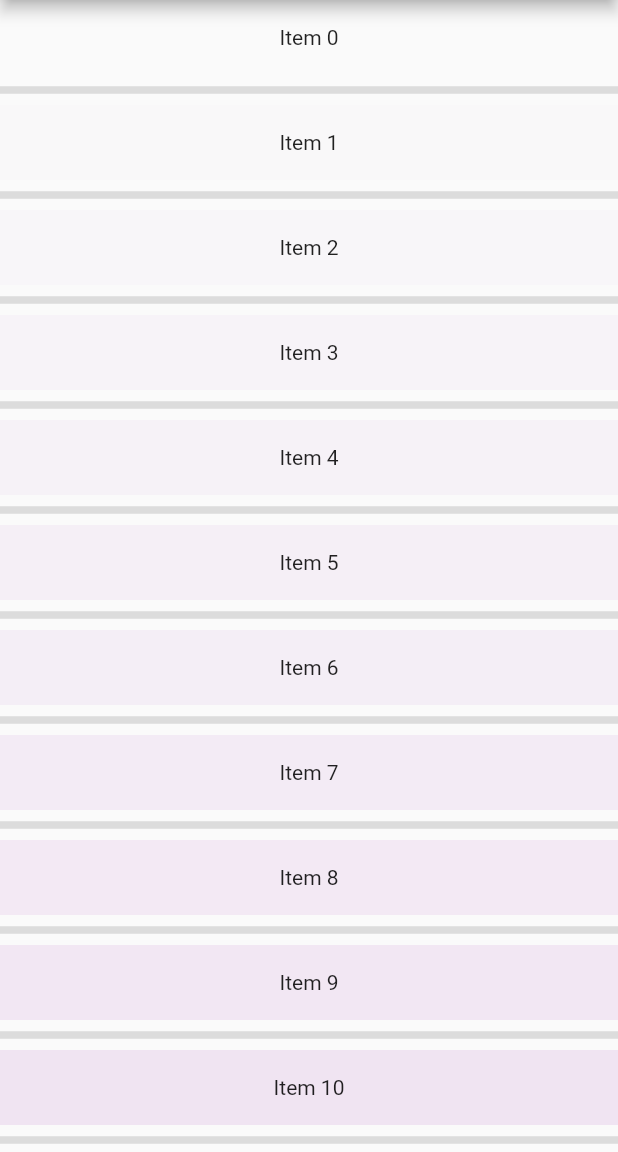
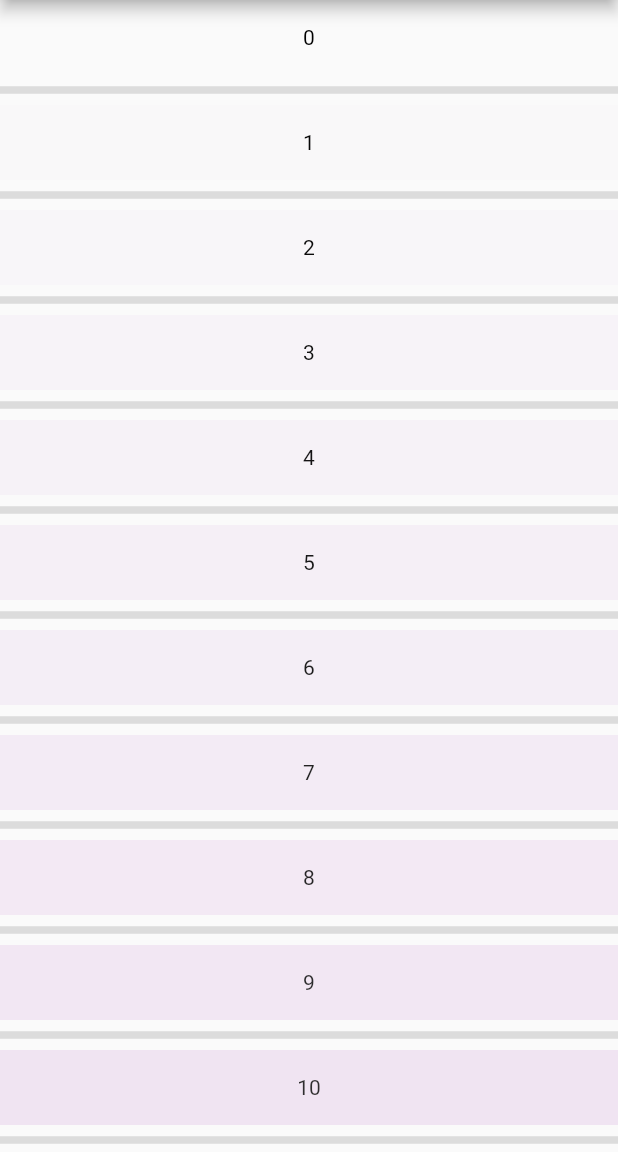
Before and after one commit to EdwardAbrosimov/06_Layout, a Flutter app: the screen it shows after launch, on a phone screen of 412 x 824 dp, the part 84-1236 px from its top. Run offline on Flutter 3.47's test engine with Material 2 defaults, Android fonts, the phone set to English and light mode, and no system bars.

Commit message:
Added "text gradient"

```diff
--- a/list_view_didider/lib/main.dart
+++ b/list_view_didider/lib/main.dart
@@ -46,7 +46,21 @@ class _MyHomePageState extends State<MyHomePage> {
                 return Container(
                   height: 50,
                   color: Colors.purple.withOpacity(index / listData.length),
-                  child: Center(child: Text('Item $index')),
+                  child: Center(
+                      child: Stack(
+                    children: <Widget>[
+                      Text('$index',
+                          style: TextStyle(
+                              color: Colors.black87
+                                  .withOpacity((100 - index) / 100))),
+                      Text(
+                        '$index',
+                        style: TextStyle(
+                            color: Colors.white
+                                .withOpacity(1 - (100 - index) / 100)),
+                      )
+                    ],
+                  )),
                 );
               },
               separatorBuilder: (BuildContext context, int index) =>
```
